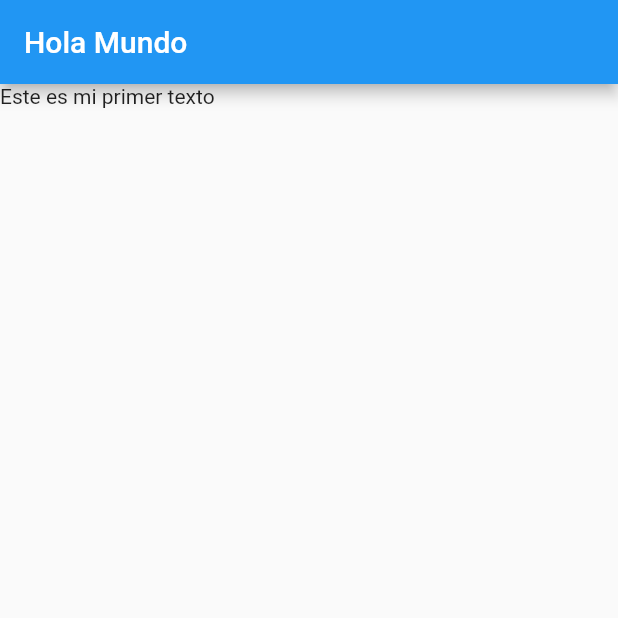
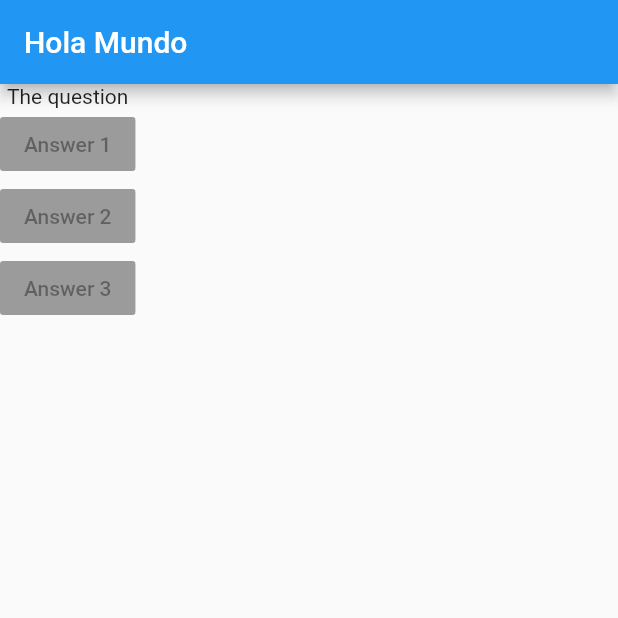
Before and after one commit to jarg021/Flutter, a Flutter app: the screen it shows after launch, on a phone screen of 412 x 824 dp, the top half of it. Run offline on Flutter 3.47's test engine with Material 2 defaults, Android fonts, the phone set to English and light mode, and no system bars.

Commit message:
Add Text and buttons inside column

```diff
--- a/lib/main.dart
+++ b/lib/main.dart
@@ -1,14 +1,25 @@
+import 'package:flutter/material.dart';
 
-import 'package:flutter/material.dart';
 void main() {
   runApp(MyApp());
 }
-class MyApp extends StatelessWidget{
+
+class MyApp extends StatelessWidget {
   @override
   Widget build(BuildContext context) {
-    return MaterialApp(home: Scaffold(
-      appBar: AppBar(title: Text("Hola Mundo"),),
-      body:  Text("Este es mi primer texto"),
-    ),);
+    //var Questions=[ "What is your favorite Color?", "What is your favorite animal?"]
+    return MaterialApp(
+      home: Scaffold(
+        appBar: AppBar(
+          title: Text("Hola Mundo"),
+        ),
+        body:Column(children: [
+        Text("The question"),
+        RaisedButton(child:Text("Answer 1"),onPressed: null),
+        RaisedButton(child:Text("Answer 2"),onPressed: null),
+        RaisedButton(child:Text("Answer 3"),onPressed: null),
+        ]),
+      ),
+    );
   }
 }
```
